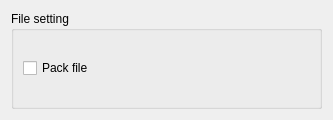
Guekka/cathedral-assets-optimizer, file src/gui/AdvancedBSAModule.ui: the form before one commit.
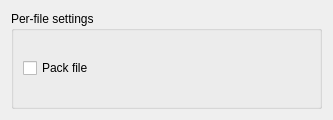
The form after the commit.

Commit message:
feat(ui): clarify settings scope
Distinguish all-file BSA options from per-file rule settings and explain how the selected rule applies.

The edit to the form file:
```diff
--- a/src/gui/AdvancedBSAModule.ui
+++ b/src/gui/AdvancedBSAModule.ui
@@ -23,7 +23,7 @@
       </sizepolicy>
      </property>
      <property name="title">
-      <string>File setting</string>
+      <string>Per-file settings</string>
      </property>
      <property name="checkable">
       <bool>false</bool>
```
Left out of the diff: 2 changed lines with no effect on the pictures. The commit also changes 7 other files.
